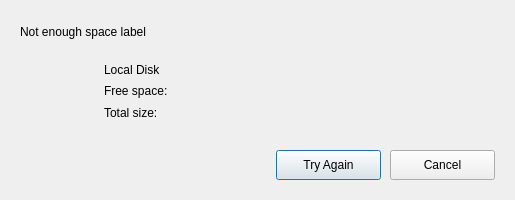
Before: the Qt Designer form src/MEGASync/gui/win/LowDiskSpaceDialog.ui in meganz/MEGAsync, drawn with Qt 5.
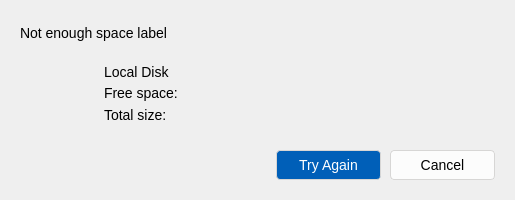
After: the same form once the commit is applied. Icons and pictures are not drawn.

Commit message: Moved styles to UI files.

The edit to the form file:
```diff
--- a/src/MEGASync/gui/win/LowDiskSpaceDialog.ui
+++ b/src/MEGASync/gui/win/LowDiskSpaceDialog.ui
@@ -13,6 +13,19 @@
   <property name="windowTitle">
    <string>Low disk space</string>
   </property>
+  <property name="styleSheet">
+   <string notr="true">*{
+  font-family: &quot;Segoe UI&quot;; font-size: 14px; font-weight: 400;
+}
+
+QPushButton {
+  padding-top: 5px; padding-bottom: 5px; padding-left: 20px; padding-right: 20px;
+  border-style: solid; border-width: 1px; border-color: #d7d6d5; border-radius: 4px;
+}
+
+
+</string>
+  </property>
   <layout class="QHBoxLayout" name="horizontalLayout_4">
    <property name="leftMargin">
     <number>20</number>
@@ -187,6 +200,14 @@
              <height>30</height>
             </size>
            </property>
+           <property name="styleSheet">
+            <string notr="true">QPushButton {
+  background-color : rgb(0, 95, 184);
+  color : #FFFFFF;
+}
+QPushButton:hover { background-color: #0081f9; }
+QPushButton:pressed { background-color: #004c93; }</string>
+           </property>
            <property name="text">
             <string>Try Again</string>
            </property>
@@ -200,6 +221,14 @@
              <height>30</height>
             </size>
            </property>
+           <property name="styleSheet">
+            <string notr="true">QPushButton {
+  background-color : #FCFCFC;
+  color : #000000;
+}
+QPushButton:hover { background-color: #fdfdfd; }
+QPushButton:pressed { background-color: #cacaca; }</string>
+           </property>
            <property name="text">
             <string>Cancel</string>
            </property>
```
Left out of the diff: 3 changed lines with no effect on the pictures. The commit also changes 4 other files.
